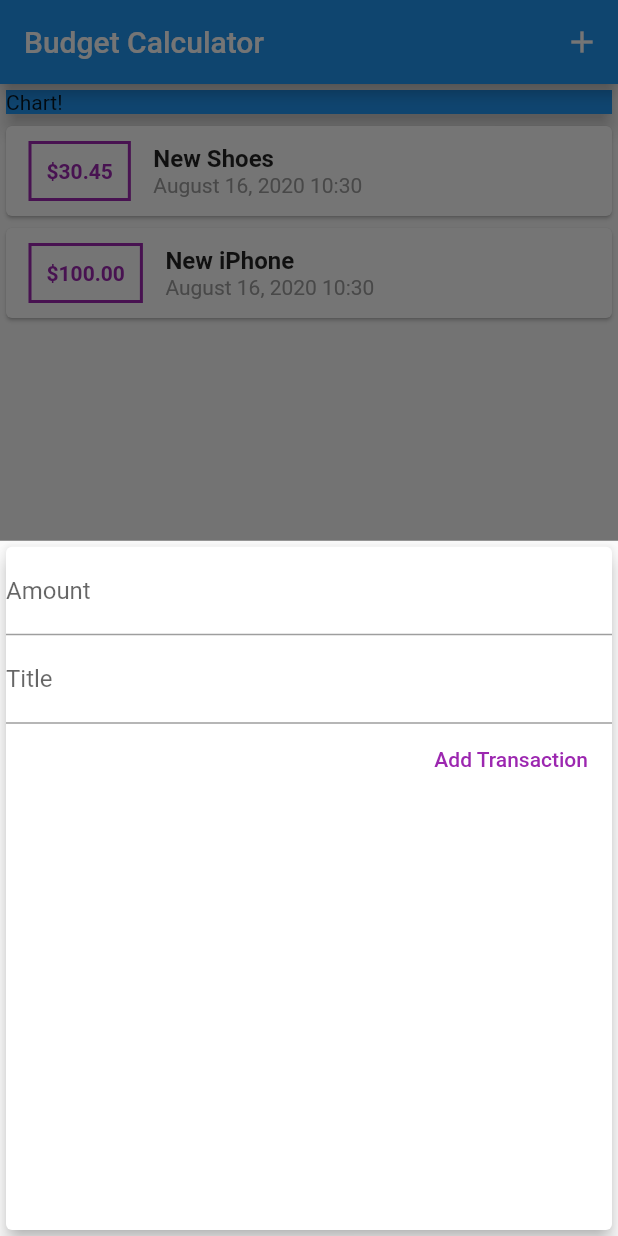
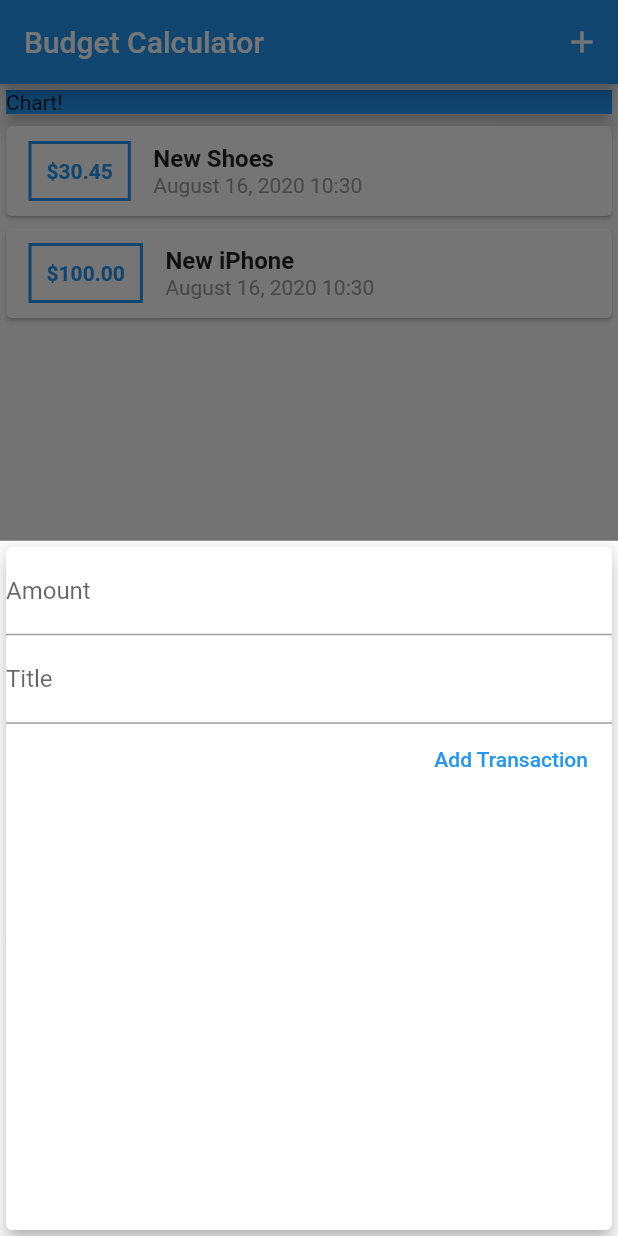
Before and after one commit to BoevMaksim/budget_calculator, a Flutter app: the screen it shows after launch, after a tap on the "add" icon, on a phone screen of 412 x 824 dp. Run offline on Flutter 3.47's test engine with Material 2 defaults, Android fonts, the phone set to English and light mode, and no system bars.

Commit message:
Configure color theme

```diff
--- a/lib/main.dart
+++ b/lib/main.dart
@@ -13,19 +13,21 @@ class MyApp extends StatelessWidget {
   @override
   Widget build(BuildContext context) {
     return MaterialApp(
+      title: 'Budget Calculator',
       home: MyHomePage(),
+      theme: ThemeData(
+        primarySwatch: Colors.blue,
+      ),
     );
   }
 }
 
 class MyHomePage extends StatefulWidget {
-
   @override
   _MyHomePageState createState() => _MyHomePageState();
 }
 
 class _MyHomePageState extends State<MyHomePage> {
-
   final List<Transaction> _userTransactions = [
     Transaction(
       id: 't1',
@@ -53,11 +55,13 @@ class _MyHomePageState extends State<MyHomePage> {
     });
   }
 
-void _startAddNewTransaction (BuildContext ctx){
-  showModalBottomSheet(context: ctx, builder: (_){
-return NewTransaction(_addNewTransaction);
-  });
-}
+  void _startAddNewTransaction(BuildContext ctx) {
+    showModalBottomSheet(
+        context: ctx,
+        builder: (_) {
+          return NewTransaction(_addNewTransaction);
+        });
+  }
 
   @override
   Widget build(BuildContext context) {
--- a/lib/widgets/new_transaction.dart
+++ b/lib/widgets/new_transaction.dart
@@ -51,7 +51,7 @@ class _NewTransactionState extends State<NewTransaction> {
             ),
             FlatButton(
               onPressed: inputData,
-              textColor: Colors.purple,
+              textColor: Theme.of(context).primaryColor,
               child: Text('Add Transaction'),
             ),
           ],
--- a/lib/widgets/transaction_list.dart
+++ b/lib/widgets/transaction_list.dart
@@ -24,7 +24,7 @@ class TransactionList extends StatelessWidget {
                   ),
                   decoration: BoxDecoration(
                     border: Border.all(
-                      color: Colors.purple,
+                      color: Theme.of(context).primaryColor,
                       width: 2,
                     ),
                   ),
@@ -33,7 +33,7 @@ class TransactionList extends StatelessWidget {
                     '\$${transactions[index].amount.toStringAsFixed(2)}',
                     style: TextStyle(
                       fontWeight: FontWeight.bold,
-                      color: Colors.purple,
+                      color: Theme.of(context).primaryColor,
                     ),
                   ),
                 ),
```
